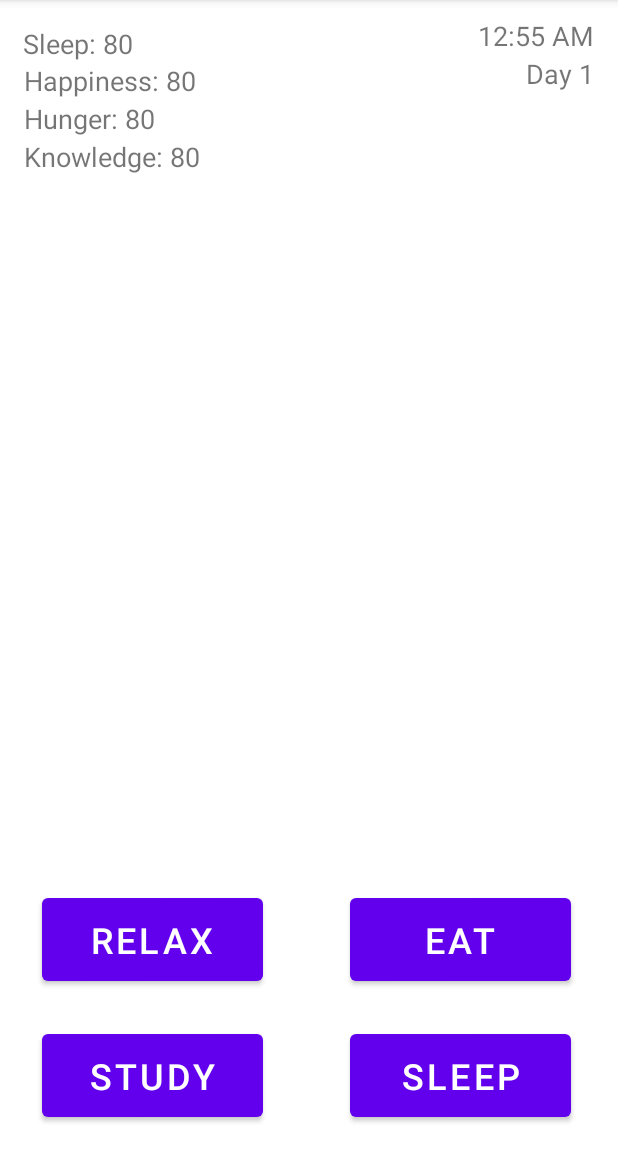
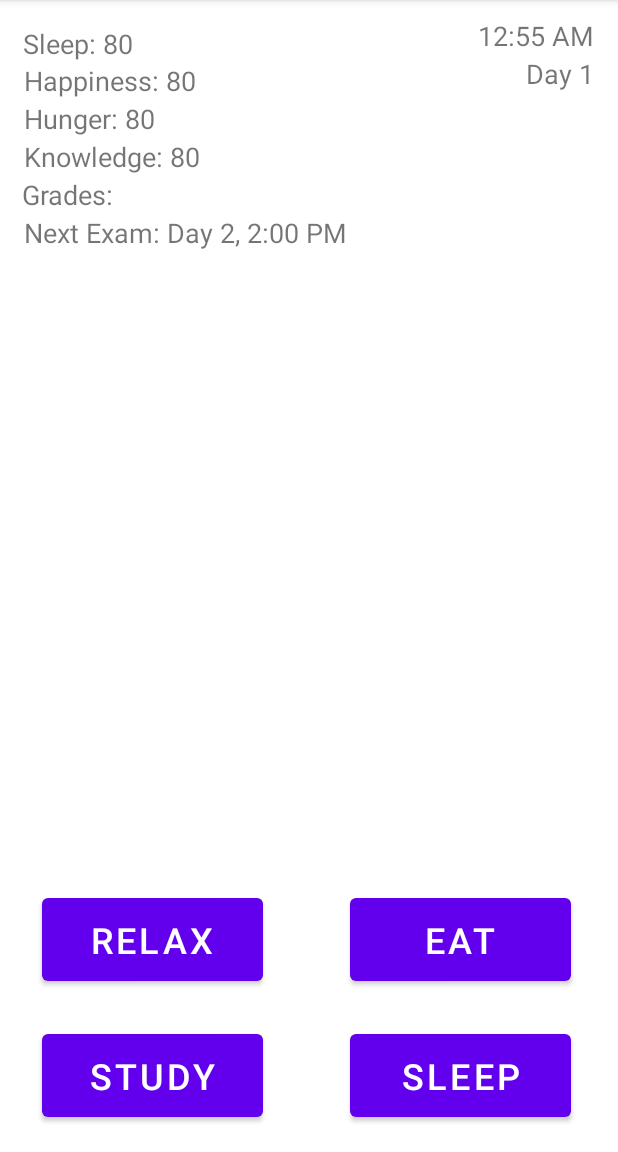
Before and after one commit to abloodg1/CustomGame, an Android app: the Game screen opened directly, with no data from a screen before it, on a phone screen of 412 x 824 dp, the part 84-1236 px from its top. Run offline under Robolectric (Android 15) with nearby library versions, the phone set to English and light mode, and no system bars.

Commit message:
Scoring system in place. Activity switching error fixed

```diff
--- a/app/src/main/java/com/example/customgame/Game.java
+++ b/app/src/main/java/com/example/customgame/Game.java
@@ -16,15 +16,18 @@ public class Game extends AppCompatActivity {
     private TextView knowText;
     private TextView sleepText;
     private TextView dayText;
+    private TextView gradeText;
+    private TextView nextText;
     private int happy;
     private int hunger;
     private int know;
     private int sleep;
     private int day;
-
+    private int score = 0;
+    private int interval = 25;
     private CountDownTimer countDownTimer;
-    private long timeLeft = 50 * 60 * 24 * 90;
-    private long timeLapsed = 50 * 60 * 24 * 90 - timeLeft;
+    private long timeLeft = interval * 60 * 24 * 90;
+    private long timeLapsed = interval * 60 * 24 * 90 - timeLeft;
     private int hour = 12;
     private int minute = 0;
     private boolean am = true;
@@ -45,6 +48,8 @@ public class Game extends AppCompatActivity {
         knowText = findViewById(R.id.Knowledge);
         sleepText = findViewById(R.id.Sleep);
         dayText = findViewById(R.id.Day);
+        gradeText = findViewById(R.id.Grades);
+        nextText = findViewById(R.id.NextExam);
         happy = 80;
         hunger = 80;
         know = 80;
@@ -55,7 +60,7 @@ public class Game extends AppCompatActivity {
 
 
     public void startTimer(){
-        countDownTimer = new CountDownTimer(timeLeft, 50) {
+        countDownTimer = new CountDownTimer(timeLeft, interval) {
             @Override
             public void onTick(long l) {
                 timeLeft = l;
@@ -77,6 +82,19 @@ public class Game extends AppCompatActivity {
                             }
                         }
                         hour++;
+                        if(am == false && hour==2 && minute==00 && day % 2 == 0){
+                            int temp = (happy + hunger + sleep + know) / 4;
+                            String s = Integer.toString(temp);
+
+                            gradeText.setText(gradeText.getText() + s + ", ");
+                            if(day == 10){
+                                nextText.setText("EXAMS DONE");
+                            }else {
+                                s = Integer.toString(day + 2);
+                                nextText.setText("Next Exam: Day " + s +" , 2:00 PM");
+                            }
+                            score += temp;
+                        }
                     }else{
                         hour = 1;
                     }
--- a/app/src/main/res/layout/activity_game.xml
+++ b/app/src/main/res/layout/activity_game.xml
@@ -59,6 +59,19 @@
         app:layout_constraintVertical_bias="0.022" />
 
     <TextView
+        android:id="@+id/Grades"
+        android:layout_width="wrap_content"
+        android:layout_height="wrap_content"
+        android:text="Grades: "
+        android:textSize="18sp"
+        app:layout_constraintBottom_toBottomOf="parent"
+        app:layout_constraintHorizontal_bias="0.043"
+        app:layout_constraintLeft_toLeftOf="parent"
+        app:layout_constraintRight_toRightOf="parent"
+        app:layout_constraintTop_toTopOf="parent"
+        app:layout_constraintVertical_bias="0.158" />
+
+    <TextView
         android:id="@+id/TimeCounter"
         android:layout_width="wrap_content"
         android:layout_height="wrap_content"
@@ -83,6 +96,19 @@
         app:layout_constraintRight_toRightOf="parent"
         app:layout_constraintTop_toTopOf="parent"
         app:layout_constraintVertical_bias="0.049" />
+
+    <TextView
+        android:id="@+id/NextExam"
+        android:layout_width="wrap_content"
+        android:layout_height="wrap_content"
+        android:text="Next Exam: Day 2, 2:00 PM"
+        android:textSize="18sp"
+        app:layout_constraintBottom_toBottomOf="parent"
+        app:layout_constraintHorizontal_bias="0.08"
+        app:layout_constraintLeft_toLeftOf="parent"
+        app:layout_constraintRight_toRightOf="parent"
+        app:layout_constraintTop_toTopOf="parent"
+        app:layout_constraintVertical_bias="0.192" />
 
     <Button
         android:id="@+id/sleepButton"
--- a/app/src/main/res/layout/activity_instructions.xml
+++ b/app/src/main/res/layout/activity_instructions.xml
@@ -55,9 +55,9 @@ there will be an exam at 2 PM, and your score depends on your stats. When you ar
         android:id="@+id/button"
         android:layout_width="147dp"
         android:layout_height="67dp"
-        android:onClick="startGame"
         android:text="Start"
         android:textSize="24sp"
+        android:onClick="startGame"
         app:layout_constraintBottom_toBottomOf="parent"
         app:layout_constraintLeft_toLeftOf="parent"
         app:layout_constraintRight_toRightOf="parent"
--- a/app/src/main/res/layout/activity_main.xml
+++ b/app/src/main/res/layout/activity_main.xml
@@ -12,7 +12,7 @@
         android:layout_height="67dp"
         android:text="Play"
         android:textSize="24sp"
-        android:onClick="startGame"
+        android:onClick="toInstruct"
         app:layout_constraintBottom_toBottomOf="parent"
         app:layout_constraintLeft_toLeftOf="parent"
         app:layout_constraintRight_toRightOf="parent"
```
Also changed, not shown: app/src/main/java/com/example/customgame/Instructions.java (+4 -3 lines), app/src/main/java/com/example/customgame/MainActivity.java (+6 -5 lines).
